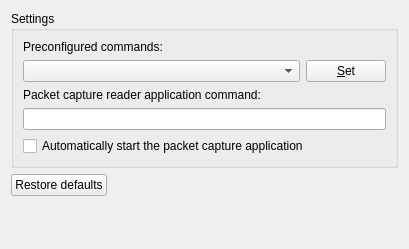
GNS3/gns3-gui, file gns3/ui/packet_capture_preferences_page.ui: the form before one commit.
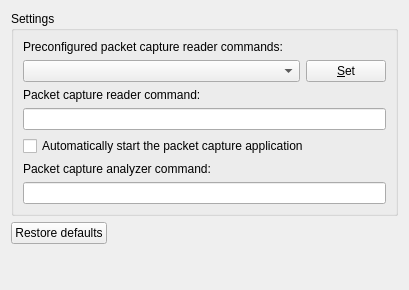
The form after the commit.

The edit to the form file:
```diff
--- a/gns3/ui/packet_capture_preferences_page.ui
+++ b/gns3/ui/packet_capture_preferences_page.ui
@@ -7,7 +7,7 @@
     <x>0</x>
     <y>0</y>
     <width>409</width>
-    <height>249</height>
+    <height>290</height>
    </rect>
   </property>
   <property name="windowTitle">
@@ -20,13 +20,20 @@
       <string>Settings</string>
      </property>
      <layout class="QGridLayout">
+      <item row="5" column="0">
+       <widget class="QLabel" name="uiCaptureAnalyzerCommandLabel">
+        <property name="text">
+         <string>Packet capture analyzer command:</string>
+        </property>
+       </widget>
+      </item>
       <item row="2" column="0" colspan="2">
        <widget class="QLabel" name="uiCaptureReaderCommandLabel">
         <property name="enabled">
          <bool>true</bool>
         </property>
         <property name="text">
-         <string>Packet capture reader application command:</string>
+         <string>Packet capture reader command:</string>
         </property>
        </widget>
       </item>
@@ -53,7 +60,7 @@
       <item row="0" column="0" colspan="2">
        <widget class="QLabel" name="uiPreconfiguredCaptureReaderCommandLabel">
         <property name="text">
-         <string>Preconfigured commands:</string>
+         <string>Preconfigured packet capture reader commands:</string>
         </property>
        </widget>
       </item>
@@ -73,6 +80,9 @@
       <item row="1" column="0">
        <widget class="QComboBox" name="uiPreconfiguredCaptureReaderCommandComboBox"/>
       </item>
+      <item row="6" column="0" colspan="2">
+       <widget class="QLineEdit" name="uiCaptureAnalyzerCommandLineEdit"/>
+      </item>
      </layout>
     </widget>
    </item>
```
